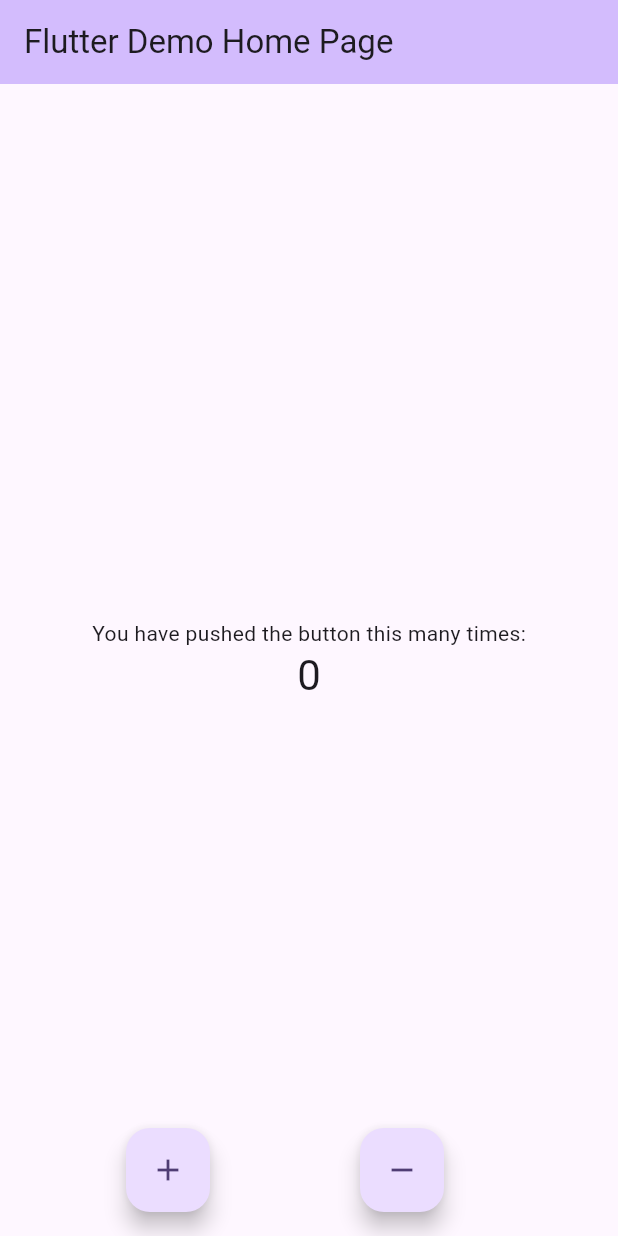
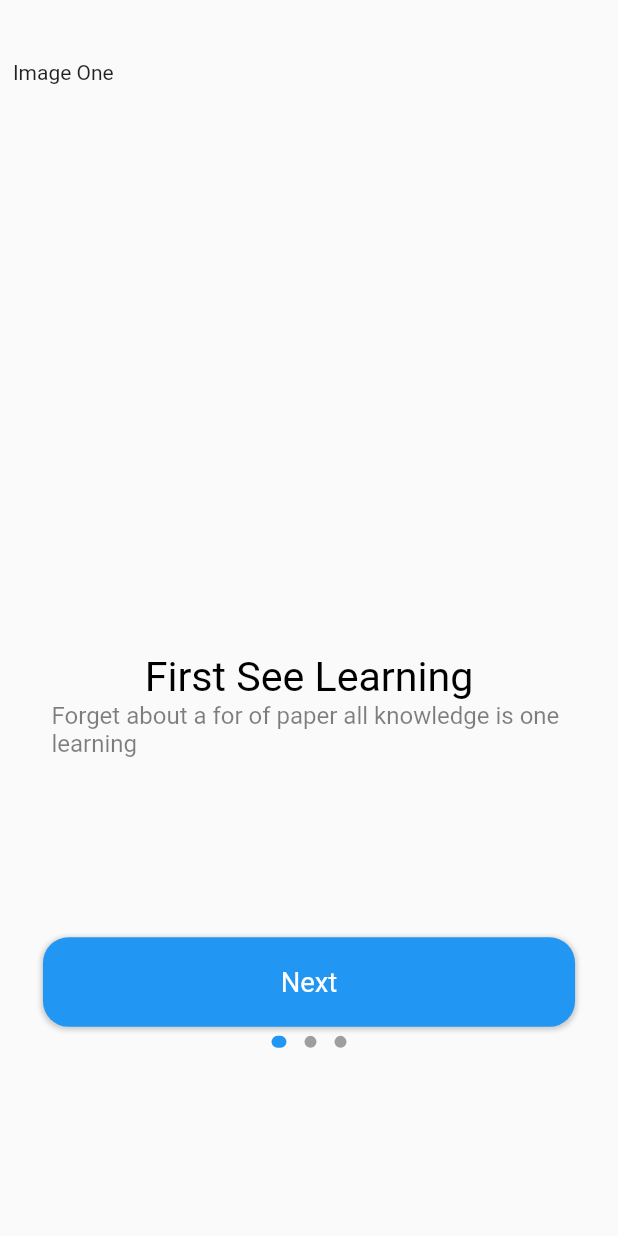
Before and after one commit to Andile-coder/ulearning_app, a Flutter app: the screen it shows after launch, on a phone screen of 412 x 824 dp. Run offline on Flutter 3.47's test engine with Material 2 defaults, Android fonts, the phone set to English and light mode, and no system bars; drawn by our look-alikes of dots_indicator; our stand-ins replace flutter_bloc, flutter_screenutil.

Commit message:
welcome page bloc

```diff
--- a/lib/main.dart
+++ b/lib/main.dart
@@ -1,8 +1,11 @@
 import 'package:flutter/material.dart';
 import 'package:flutter_bloc/flutter_bloc.dart';
+import 'package:flutter_screenutil/flutter_screenutil.dart';
 import 'package:ulearning_app/app_blocs.dart';
 import 'package:ulearning_app/app_events.dart';
 import 'package:ulearning_app/app_states.dart';
+import 'package:ulearning_app/pages/welcome/bloc/welcome_blocs.dart';
+import 'package:ulearning_app/pages/welcome/welcome.dart';
 
 void main() {
   runApp(const MyApp());
@@ -15,14 +18,11 @@
   @override
   Widget build(BuildContext context) {
     return BlocProvider(
-      create: (context) => AppBlocs(),
-      child: MaterialApp(
-        title: 'Flutter Demo',
-        theme: ThemeData(
-          colorScheme: ColorScheme.fromSeed(seedColor: Colors.deepPurple),
-          useMaterial3: true,
+      create: (context) => WelcomeBloc(),
+      child: ScreenUtilInit(
+        builder: (context, child) => MaterialApp(
+          home: const Welcome(),
         ),
-        home: const MyHomePage(title: 'Flutter Demo Home Page'),
       ),
     );
   }
--- /dev/null
+++ b/lib/pages/welcome/bloc/welcome_blocs.dart
@@ -0,0 +1,11 @@
+import 'package:flutter_bloc/flutter_bloc.dart';
+import 'package:ulearning_app/pages/welcome/bloc/welcome_events.dart';
+import 'package:ulearning_app/pages/welcome/bloc/welcome_states.dart';
+
+class WelcomeBloc extends Bloc<WelcomeEvent, WelcomeState> {
+  WelcomeBloc() : super(WelcomeState()) {
+    on<WelcomeEvent>((event, emit) {
+      emit(WelcomeState(page: state.page));
+    });
+  }
+}
--- /dev/null
+++ b/lib/pages/welcome/bloc/welcome_events.dart
@@ -0,0 +1 @@
+class WelcomeEvent {}
--- /dev/null
+++ b/lib/pages/welcome/bloc/welcome_states.dart
@@ -0,0 +1,4 @@
+class WelcomeState {
+  int page;
+  WelcomeState({this.page = 0});
+}
--- /dev/null
+++ b/lib/pages/welcome/welcome.dart
@@ -0,0 +1,131 @@
+import 'package:dots_indicator/dots_indicator.dart';
+import 'package:flutter/material.dart';
+import 'package:flutter_bloc/flutter_bloc.dart';
+import 'package:flutter_screenutil/flutter_screenutil.dart';
+import 'package:ulearning_app/pages/welcome/bloc/welcome_blocs.dart';
+import 'package:ulearning_app/pages/welcome/bloc/welcome_events.dart';
+import 'package:ulearning_app/pages/welcome/bloc/welcome_states.dart';
+
+class Welcome extends StatefulWidget {
+  const Welcome({super.key});
+
+  @override
+  State<Welcome> createState() => _WelcomeState();
+}
+
+class _WelcomeState extends State<Welcome> {
+  @override
+  Widget build(BuildContext context) {
+    return Container(
+        color: Colors.white,
+        child: Scaffold(
+            body: BlocBuilder<WelcomeBloc, WelcomeState>(
+          builder: (context, state) => Container(
+            margin: EdgeInsets.only(top: 34.h),
+            width: 375.w,
+            child: Stack(
+              alignment: Alignment.topCenter,
+              children: [
+                PageView(
+                  onPageChanged: (index) {
+                    state.page = index;
+                    BlocProvider.of<WelcomeBloc>(context).add(WelcomeEvent());
+                  },
+                  children: [
+                    _page(
+                        0,
+                        context,
+                        "Next",
+                        "First See Learning",
+                        "Forget about a for of paper all knowledge is one learning",
+                        "imagepath"),
+                    _page(
+                        1,
+                        context,
+                        "Next",
+                        "Connect With everyone",
+                        "Always keep in touch with your tutor & friend, Let;s get connected",
+                        "imagepath"),
+                    _page(
+                        2,
+                        context,
+                        "Get Started",
+                        "Always Fascinated Learning",
+                        "Anywhere, anytime. The time is at our descretion so study whenever you want.",
+                        "imagepath"),
+                  ],
+                ),
+                Positioned(
+                    bottom: 100.h,
+                    child: DotsIndicator(
+                      position: state.page.toInt(),
+                      dotsCount: 3,
+                      mainAxisAlignment: MainAxisAlignment.center,
+                      decorator: DotsDecorator(
+                          activeColor: Colors.blue,
+                          color: Colors.grey,
+                          size: const Size.square(8),
+                          activeSize: const Size(10.0, 8.0),
+                          activeShape: RoundedRectangleBorder(
+                              borderRadius: BorderRadius.circular(5))),
+                    ))
+              ],
+            ),
+          ),
+        )));
+  }
+
+  Widget _page(int index, BuildContext context, String buttonName, String title,
+      String subtitle, String imagePath) {
+    return Column(
+      children: [
+        SizedBox(
+          width: 345.w,
+          height: 345.w,
+          child: Text("Image One"),
+        ),
+        Container(
+          child: Text(
+            title,
+            style: TextStyle(
+                color: Colors.black,
+                fontSize: 24.sp,
+                fontWeight: FontWeight.normal),
+          ),
+        ),
+        Container(
+          width: 375.w,
+          padding: EdgeInsets.only(left: 30.w, right: 30.w),
+          child: Text(
+            subtitle,
+            style: TextStyle(
+                color: Colors.black.withOpacity(0.5),
+                fontSize: 14.sp,
+                fontWeight: FontWeight.normal),
+          ),
+        ),
+        Container(
+          width: 325.w,
+          height: 50.h,
+          margin: EdgeInsets.only(top: 100.h, right: 25.w, left: 25.w),
+          decoration: BoxDecoration(
+              color: Colors.blue,
+              borderRadius: BorderRadius.all(Radius.circular(15.w)),
+              boxShadow: [
+                BoxShadow(
+                    color: Colors.grey.withOpacity(0.5),
+                    spreadRadius: 1,
+                    blurRadius: 2,
+                    offset: Offset(0, 1))
+              ]),
+          child: Center(
+              child: Text(buttonName,
+                  style: TextStyle(
+                      color: Colors.white,
+                      fontSize: 16.sp,
+                      fontWeight: FontWeight.normal))),
+        )
+      ],
+    );
+  }
+}
--- a/pubspec.yaml
+++ b/pubspec.yaml
@@ -35,6 +35,8 @@
   # Use with the CupertinoIcons class for iOS style icons.
   cupertino_icons: ^1.0.2
   flutter_bloc:
+  flutter_screenutil:
+  dots_indicator:
 
 dev_dependencies:
   flutter_test:
```
Also changed, not shown: pubspec.lock.
